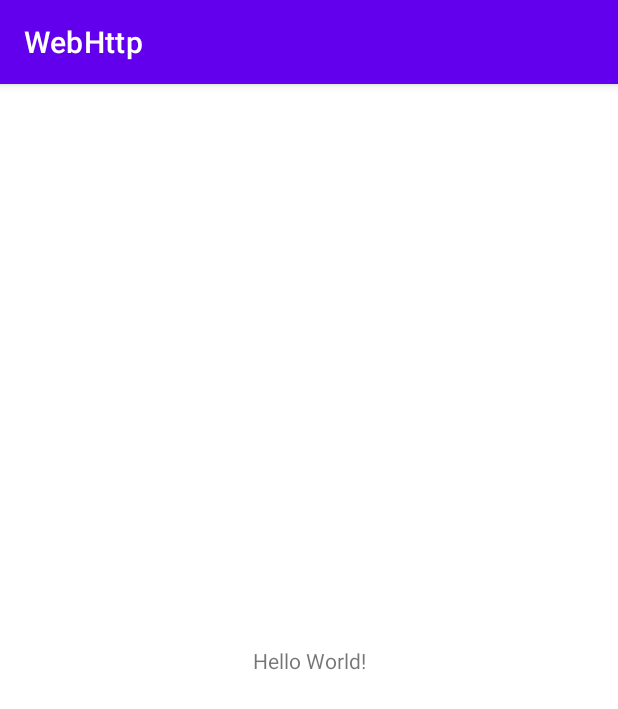
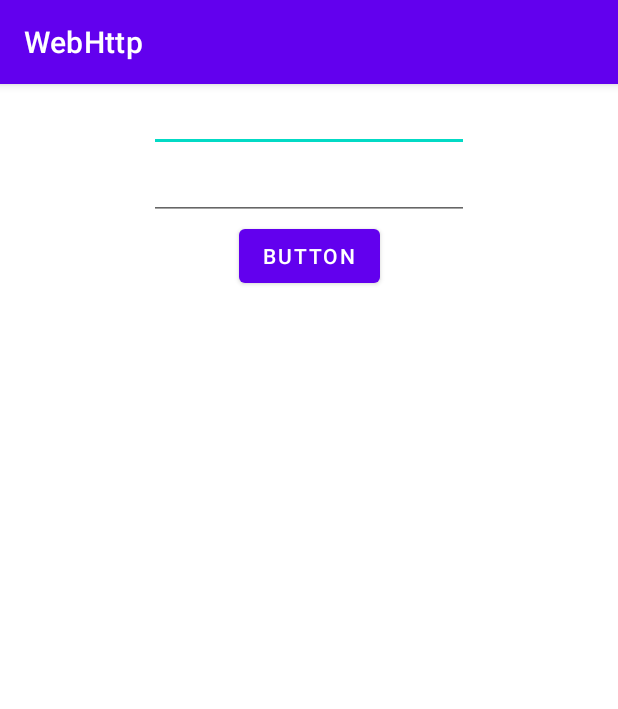
Before and after one commit to wchosaty/WebHttp, an Android app: the screen it shows after launch (MainActivity), on a phone screen of 412 x 824 dp. Shown: the top 709 px of the screen. Run offline under Robolectric (Android 15) with nearby library versions, the phone set to English and light mode, and no system bars; our stand-ins replace data binding.

Commit message:
add view in MainActivity

```diff
--- a/app/build.gradle
+++ b/app/build.gradle
@@ -4,7 +4,7 @@ plugins {
 }
 
 android {
-    compileSdk 32
+    compileSdk 33
 
     defaultConfig {
         applicationId "com.net.webhttp"
@@ -29,10 +29,18 @@ android {
     kotlinOptions {
         jvmTarget = '1.8'
     }
+    buildFeatures {
+        dataBinding true
+    }
 }
 
 dependencies {
-
+    implementation 'androidx.lifecycle:lifecycle-livedata-ktx:2.5.1'
+    implementation 'androidx.lifecycle:lifecycle-viewmodel-ktx:2.5.1'
+    implementation 'androidx.legacy:legacy-support-v4:1.0.0'
+    implementation 'com.google.code.gson:gson:2.8.9'
+    implementation 'androidx.navigation:navigation-fragment-ktx:2.5.3'
+    implementation 'androidx.navigation:navigation-ui-ktx:2.5.3'
     implementation 'androidx.core:core-ktx:1.7.0'
     implementation 'androidx.appcompat:appcompat:1.6.1'
     implementation 'com.google.android.material:material:1.8.0'
--- a/app/src/main/res/layout/activity_main.xml
+++ b/app/src/main/res/layout/activity_main.xml
@@ -1,18 +1,59 @@
 <?xml version="1.0" encoding="utf-8"?>
-<androidx.constraintlayout.widget.ConstraintLayout xmlns:android="http://schemas.android.com/apk/res/android"
+<layout xmlns:android="http://schemas.android.com/apk/res/android"
     xmlns:app="http://schemas.android.com/apk/res-auto"
     xmlns:tools="http://schemas.android.com/tools"
+    tools:context=".MainActivity">
+<data>
+   <variable
+       name="viewModel"
+       type="com.net.webhttp.viewmodel.MainViewModel" />
+</data>
+
+    <androidx.constraintlayout.widget.ConstraintLayout
         android:layout_width="match_parent"
-    android:layout_height="match_parent"
-    tools:context=".MainActivity">
+        android:layout_height="match_parent">
 
-    <TextView
+        <EditText
+            android:id="@+id/numberA"
             android:layout_width="wrap_content"
             android:layout_height="wrap_content"
-        android:text="Hello World!"
-        app:layout_constraintBottom_toBottomOf="parent"
+            android:ems="10"
+            android:text="@={viewModel.numberA}"
+            android:inputType="numberDecimal"
             app:layout_constraintEnd_toEndOf="parent"
             app:layout_constraintStart_toStartOf="parent"
             app:layout_constraintTop_toTopOf="parent" />
 
+        <EditText
+            android:id="@+id/numberB"
+            android:layout_width="wrap_content"
+            android:layout_height="wrap_content"
+            android:ems="10"
+            android:text="@={viewModel.numberB}"
+            android:inputType="numberDecimal"
+            app:layout_constraintEnd_toEndOf="parent"
+            app:layout_constraintStart_toStartOf="parent"
+            app:layout_constraintTop_toBottomOf="@+id/numberA" />
+
+        <Button
+            android:id="@+id/button"
+            android:layout_width="wrap_content"
+            android:layout_height="wrap_content"
+            android:text="Button"
+            app:layout_constraintEnd_toEndOf="parent"
+            app:layout_constraintStart_toStartOf="parent"
+            app:layout_constraintTop_toBottomOf="@+id/numberB" />
+
+        <TextView
+            android:id="@+id/tvResult"
+            android:layout_width="wrap_content"
+            android:layout_height="wrap_content"
+            android:text="@{viewModel.result}"
+            android:textSize="20sp"
+            app:layout_constraintEnd_toEndOf="parent"
+            app:layout_constraintStart_toStartOf="parent"
+            app:layout_constraintTop_toBottomOf="@+id/button" />
     </androidx.constraintlayout.widget.ConstraintLayout>
+
+
+</layout>
```
Lines whose indentation alone changed are shown as unchanged.
